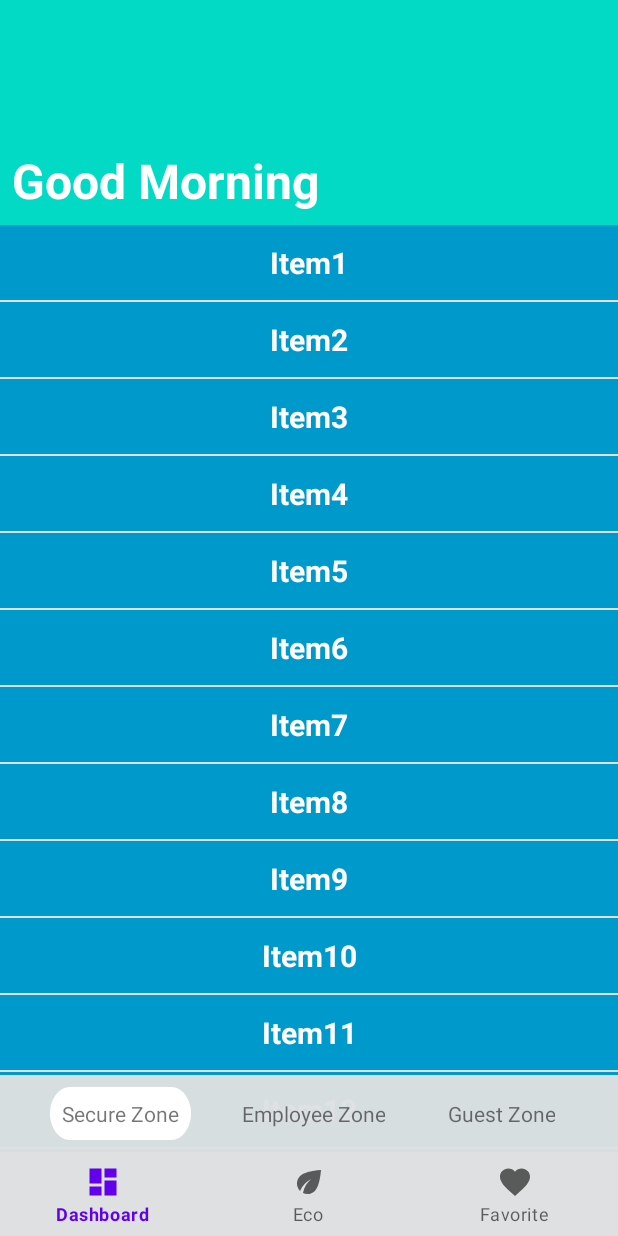
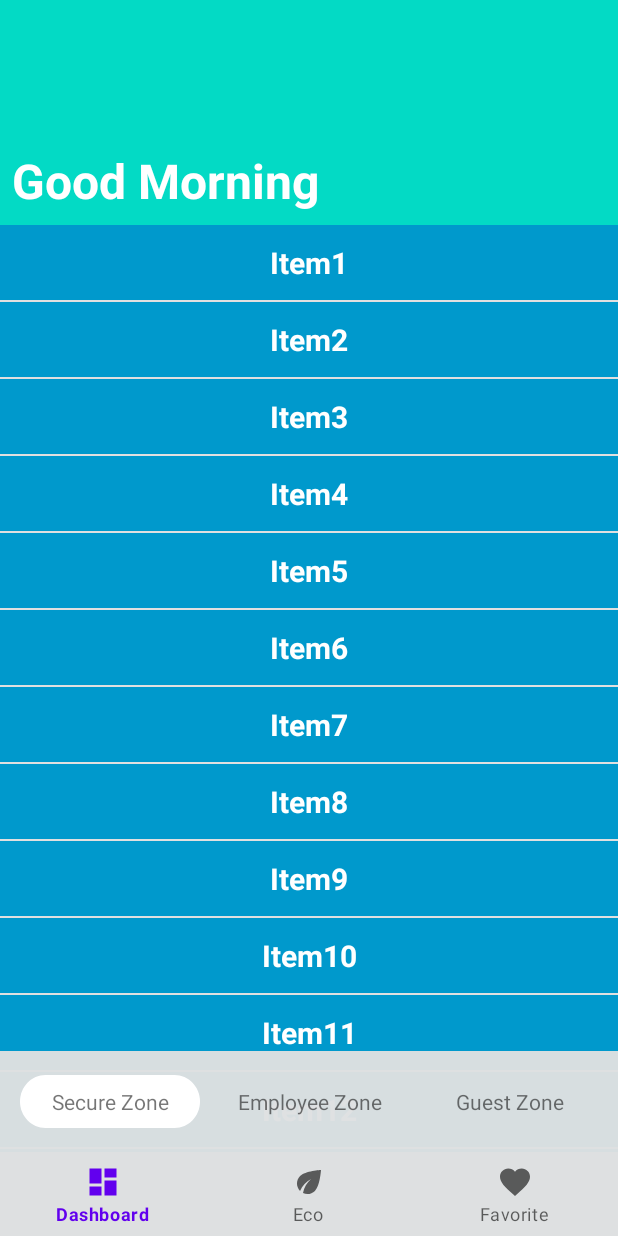
Before and after one commit to informramiz/common-ui-views, an Android app: the screen it shows after launch (MainActivity), on a phone screen of 412 x 824 dp. Run offline under Robolectric (Android 15) with nearby library versions, the phone set to English and light mode, and no system bars.

Commit message:
refactor: Write custom view for bottom nav

```diff
--- a/CommonUIViews/app/build.gradle
+++ b/CommonUIViews/app/build.gradle
@@ -35,6 +35,10 @@ android {
     kotlinOptions {
         jvmTarget = "1.8"
     }
+
+    buildFeatures {
+        viewBinding true
+    }
 }
 
 dependencies {
--- a/CommonUIViews/app/src/main/java/github/informramiz/commonuiviews/bottombar/StackedBottomNavigation.kt
+++ b/CommonUIViews/app/src/main/java/github/informramiz/commonuiviews/bottombar/StackedBottomNavigation.kt
@@ -1,6 +1,20 @@
 package github.informramiz.commonuiviews.bottombar
+
+import android.content.Context
+import android.util.AttributeSet
+import android.view.LayoutInflater
+import android.view.View
+import androidx.constraintlayout.widget.ConstraintLayout
+import github.informramiz.commonuiviews.R
+import github.informramiz.commonuiviews.databinding.ViewStackedBottomNavigationBinding
 
 
 /**
  * Created by Ramiz Raja on 18/08/2020.
  */
+class StackedBottomNavigation @JvmOverloads constructor(
+    context: Context, attrs: AttributeSet? = null, defStyleAttr: Int = 0
+) : ConstraintLayout(context, attrs, defStyleAttr) {
+    private val viewBinding =
+        ViewStackedBottomNavigationBinding.inflate(LayoutInflater.from(context), this, true)
+}
--- a/CommonUIViews/app/src/main/res/layout/activity_main.xml
+++ b/CommonUIViews/app/src/main/res/layout/activity_main.xml
@@ -28,6 +28,10 @@
         </LinearLayout>
     </androidx.core.widget.NestedScrollView>
 
-    <include layout="@layout/view_stacked_bottom_navigation" />
+    <github.informramiz.commonuiviews.bottombar.StackedBottomNavigation
+        android:layout_width="match_parent"
+        android:layout_height="wrap_content"
+        android:layout_gravity="bottom"
+        app:layout_behavior="@string/custom_bottombar_hide_on_scroll_behavior"/>
 
 </androidx.coordinatorlayout.widget.CoordinatorLayout>
--- a/CommonUIViews/app/src/main/res/layout/view_stacked_bottom_navigation.xml
+++ b/CommonUIViews/app/src/main/res/layout/view_stacked_bottom_navigation.xml
@@ -1,66 +1,62 @@
 <?xml version="1.0" encoding="utf-8"?>
-<LinearLayout xmlns:android="http://schemas.android.com/apk/res/android"
+<androidx.constraintlayout.widget.ConstraintLayout xmlns:android="http://schemas.android.com/apk/res/android"
     xmlns:app="http://schemas.android.com/apk/res-auto"
+    xmlns:tools="http://schemas.android.com/tools"
     android:orientation="vertical"
     android:layout_width="match_parent"
     android:layout_height="wrap_content"
     android:layout_gravity="bottom"
     android:background="@color/bottom_nav_background_color"
     app:layout_behavior="@string/custom_bottombar_hide_on_scroll_behavior">
-    <LinearLayout
-        android:layout_width="match_parent"
-        android:layout_height="wrap_content"
-        android:orientation="horizontal"
-        android:layout_margin="8dp"
-        android:gravity="center">
-        <View
-            android:layout_width="0dp"
-            android:layout_height="1dp"
-            android:layout_weight="1"/>
 
     <TextView
-            android:layout_width="wrap_content"
+        android:id="@+id/textView1"
+        android:layout_width="120dp"
         android:layout_height="wrap_content"
         android:text="Secure Zone"
         android:gravity="center"
         android:padding="8dp"
-            android:background="@drawable/pill"/>
-
-        <View
-            android:layout_width="0dp"
-            android:layout_height="1dp"
-            android:layout_weight="1"/>
+        android:background="@drawable/pill"
+        tools:ignore="MissingConstraints" />
 
     <TextView
-            android:layout_width="wrap_content"
+        android:id="@+id/textView2"
+        android:layout_width="120dp"
         android:layout_height="wrap_content"
         android:text="Employee Zone"
         android:gravity="center"
         android:padding="8dp"
-            android:visibility="visible" />
-
-        <View
-            android:layout_width="0dp"
-            android:layout_height="1dp"
-            android:layout_weight="1"/>
+        android:visibility="visible"
+        tools:ignore="MissingConstraints" />
 
     <TextView
-            android:layout_width="wrap_content"
+        android:id="@+id/textView3"
+        android:layout_width="120dp"
         android:layout_height="wrap_content"
         android:text="Guest Zone"
         android:gravity="center"
-            android:padding="8dp" />
+        android:padding="8dp"
+        tools:ignore="MissingConstraints" />
 
-        <View
+    <androidx.constraintlayout.helper.widget.Flow
+        android:id="@+id/flow_top_items"
         android:layout_width="0dp"
-            android:layout_height="1dp"
-            android:layout_weight="1"/>
-    </LinearLayout>
+        android:layout_height="wrap_content"
+        android:layout_marginTop="16dp"
+        app:layout_constraintStart_toStartOf="parent"
+        app:layout_constraintEnd_toEndOf="parent"
+        app:layout_constraintTop_toTopOf="parent"
+        app:constraint_referenced_ids="textView1,textView2,textView3"/>
+
     <com.google.android.material.bottomnavigation.BottomNavigationView
-        android:layout_width="match_parent"
+        android:layout_width="0dp"
         android:layout_height="wrap_content"
         android:background="@color/bottom_nav_background_color"
         app:menu="@menu/bottom_menu"
         android:layout_gravity="bottom"
+        android:layout_marginTop="16dp"
+        app:layout_constraintStart_toStartOf="parent"
+        app:layout_constraintEnd_toEndOf="parent"
+        app:layout_constraintTop_toBottomOf="@id/flow_top_items"
         app:elevation="0dp" />
-</LinearLayout>
+</androidx.constraintlayout.widget.ConstraintLayout>
```
Lines whose indentation alone changed are shown as unchanged.
